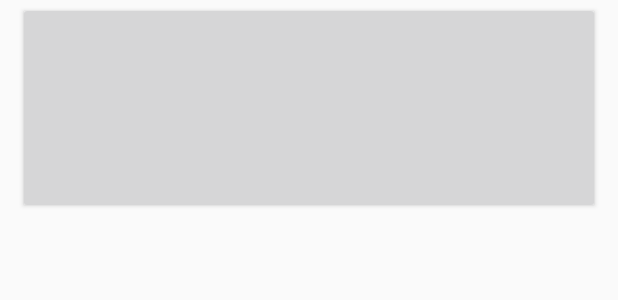
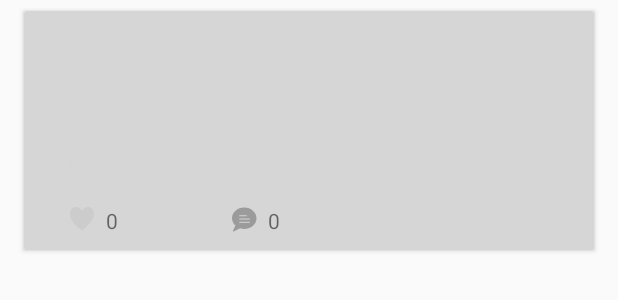
Before and after one commit to HaroldYi/Damanna-Android, an Android app: the layout item_list_app.xml on its own in the app's theme, with its tools: preview values and no code run, on a phone screen of 412 x 824 dp. Shown: the top 300 px of the screen. Run offline under Robolectric (Android 15) with nearby library versions, the phone set to English and light mode, and no system bars.

Commit message:
좋아요 기능 추가

```diff
--- /dev/null
+++ b/app/src/main/res/drawable/ic_comment.xml
@@ -0,0 +1,6 @@
+<vector android:height="24dp" android:viewportHeight="16.0"
+    android:viewportWidth="17.0" android:width="24dp" xmlns:android="http://schemas.android.com/apk/res/android">
+    <path android:fillColor="#9B9B9B" android:fillType="nonZero"
+        android:pathData="M8.665,0.299C4.253,0.299 0.665,3.255 0.665,6.888C0.665,8.603 1.449,10.211 2.881,11.442L1.275,14.649C1.133,14.932 1.432,15.234 1.713,15.1L6.005,13.104C6.857,13.35 7.751,13.476 8.665,13.476C13.076,13.476 16.665,10.52 16.665,6.888C16.665,3.255 13.075,0.299 8.665,0.299ZM5.667,5.03L10,5.03C10.184,5.03 10.333,5.18 10.333,5.364C10.333,5.548 10.184,5.697 10,5.697L5.667,5.697C5.483,5.697 5.333,5.548 5.333,5.364C5.333,5.18 5.483,5.03 5.667,5.03ZM12,9.697L5.667,9.697C5.483,9.697 5.333,9.548 5.333,9.364C5.333,9.18 5.483,9.03 5.667,9.03L12,9.03C12.184,9.03 12.333,9.18 12.333,9.364C12.333,9.548 12.184,9.697 12,9.697ZM12,7.697L5.667,7.697C5.483,7.697 5.333,7.548 5.333,7.364C5.333,7.18 5.483,7.03 5.667,7.03L12,7.03C12.184,7.03 12.333,7.18 12.333,7.364C12.333,7.548 12.184,7.697 12,7.697Z"
+        android:strokeColor="#00000000" android:strokeWidth="1"/>
+</vector>
--- /dev/null
+++ b/app/src/main/res/drawable/ic_heart.xml
@@ -0,0 +1,6 @@
+<vector android:height="24dp" android:viewportHeight="17.0"
+    android:viewportWidth="16.0" android:width="24dp" xmlns:android="http://schemas.android.com/apk/res/android">
+    <path android:fillColor="#CCCCCC" android:fillType="nonZero"
+        android:pathData="M11.605,0C10.229,0 8.713,0.839 8,2.681C7.297,0.869 5.819,0.043 4.479,0.043C1.977,0.043 0.667,2.425 0.667,4.777C0.667,8.906 4.634,13.086 7.816,15.207C10.998,17.327 8.091,15.279 8.204,15.193C8.495,14.967 15.333,9.613 15.333,4.382C15.333,1.505 13.458,0 11.605,0Z"
+        android:strokeColor="#00000000" android:strokeWidth="1"/>
+</vector>
--- /dev/null
+++ b/app/src/main/res/drawable/ic_heart_red.xml
@@ -0,0 +1,6 @@
+<vector android:height="24dp" android:viewportHeight="17.0"
+    android:viewportWidth="16.0" android:width="24dp" xmlns:android="http://schemas.android.com/apk/res/android">
+    <path android:fillColor="#F94259" android:fillType="nonZero"
+        android:pathData="M11.605,0C10.229,0 8.713,0.839 8,2.681C7.297,0.869 5.819,0.043 4.479,0.043C1.977,0.043 0.667,2.425 0.667,4.777C0.667,8.906 4.634,13.086 7.816,15.207C10.998,17.327 8.091,15.279 8.204,15.193C8.495,14.967 15.333,9.613 15.333,4.382C15.333,1.505 13.458,0 11.605,0Z"
+        android:strokeColor="#00000000" android:strokeWidth="1"/>
+</vector>
--- a/app/src/main/res/layout/item_list_app.xml
+++ b/app/src/main/res/layout/item_list_app.xml
@@ -18,6 +18,7 @@
         app:cardUseCompatPadding="true">
 
         <LinearLayout
+            android:id="@+id/say_profile"
             android:layout_width="wrap_content"
             android:layout_height="wrap_content"
             android:layout_marginLeft="20dp"
@@ -44,6 +45,7 @@
                     android:layout_marginLeft="10dp"
                     android:layout_toEndOf="@+id/user_profile_photo_layout"
                     android:layout_weight="1"
+                    android:text="이름"
                     android:textAlignment="textEnd"
                     android:textColor="@color/black"
                     android:textSize="16sp"
@@ -56,6 +58,7 @@
                     android:layout_marginLeft="10dp"
                     android:layout_marginTop="2.5dp"
                     android:layout_weight="1"
+                    android:text="거리"
                     android:textColor="@color/dark_gray"
                     android:typeface="sans" />
             </LinearLayout>
@@ -90,34 +93,70 @@
                 android:layout_marginLeft="10dp"
                 android:layout_marginTop="10dp"
                 android:layout_weight="1"
+                android:text="내용"
                 android:textColor="@color/dark_gray"
                 android:typeface="sans" />
 
         </LinearLayout>
 
-        <!--<LinearLayout
+        <LinearLayout
             android:layout_width="wrap_content"
             android:layout_height="match_parent"
             android:layout_gravity="bottom"
-            android:layout_marginTop="50dp"
+            android:layout_marginLeft="30dp"
+            android:layout_marginTop="130dp"
+            android:layout_marginBottom="10dp"
             android:orientation="horizontal">
 
-            <Button
-                android:id="@+id/button3"
+            <RelativeLayout
+                android:id="@+id/like_btn"
                 android:layout_width="108dp"
                 android:layout_height="wrap_content"
                 android:layout_weight="1"
                 android:text="Button"
-                android:textAlignment="viewEnd" />
+                android:textAlignment="viewEnd"
+                android:orientation="horizontal"
+                >
+                <ImageView
+                    android:id="@+id/like_ic"
+                    android:layout_width="17dp"
+                    android:layout_height="17dp"
+                    android:layout_centerVertical="true"
+                    app:srcCompat="@drawable/ic_heart" />
+                <TextView
+                    android:id="@+id/like_cnt"
+                    android:layout_width="wrap_content"
+                    android:layout_height="wrap_content"
+                    android:layout_marginLeft="7dp"
+                    android:layout_toEndOf="@+id/like_ic"
+                    android:layout_centerVertical="true"
+                    android:text="0"/>
+            </RelativeLayout>
 
-            <Button
+            <RelativeLayout
                 android:id="@+id/button4"
-                android:layout_width="106dp"
+                android:layout_width="108dp"
                 android:layout_height="wrap_content"
                 android:layout_weight="1"
                 android:text="Button"
-                android:textAlignment="viewEnd" />
-        </LinearLayout>-->
+                android:textAlignment="viewEnd"
+                android:orientation="horizontal"
+                >
+                <ImageView
+                    android:id="@+id/comment_ic"
+                    android:layout_width="17dp"
+                    android:layout_height="17dp"
+                    android:layout_centerVertical="true"
+                    app:srcCompat="@drawable/ic_comment" />
+                <TextView
+                    android:layout_width="wrap_content"
+                    android:layout_height="wrap_content"
+                    android:layout_marginLeft="7dp"
+                    android:layout_toEndOf="@+id/comment_ic"
+                    android:layout_centerVertical="true"
+                    android:text="0"/>
+            </RelativeLayout>
+        </LinearLayout>
 
     </android.support.v7.widget.CardView>
 
```
Also changed, not shown: app/src/main/java/com/hello/holaApp/adapter/NewSayListViewAdapter.java (+97 -4 lines), app/src/main/java/com/hello/holaApp/fragment/Say.java (+34 -41 lines), app/src/main/java/com/hello/holaApp/vo/SayVo.java (+12 -0 lines), app/src/main/java/com/hello/holaApp/vo/UserVo.java (+9 -0 lines).
